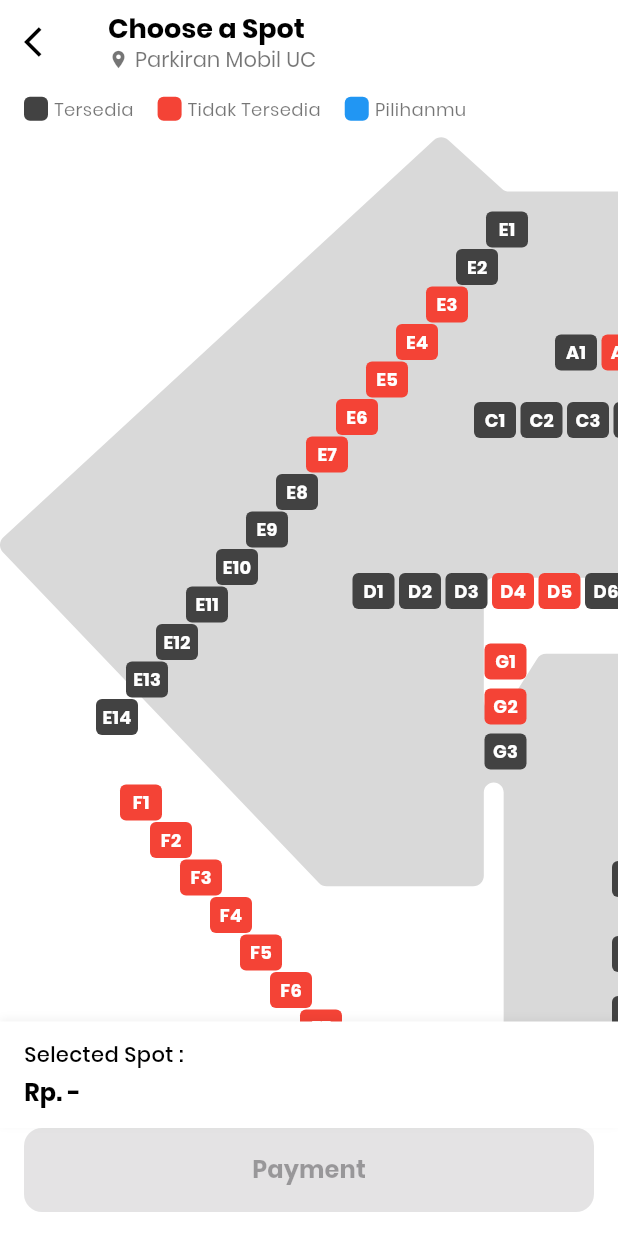
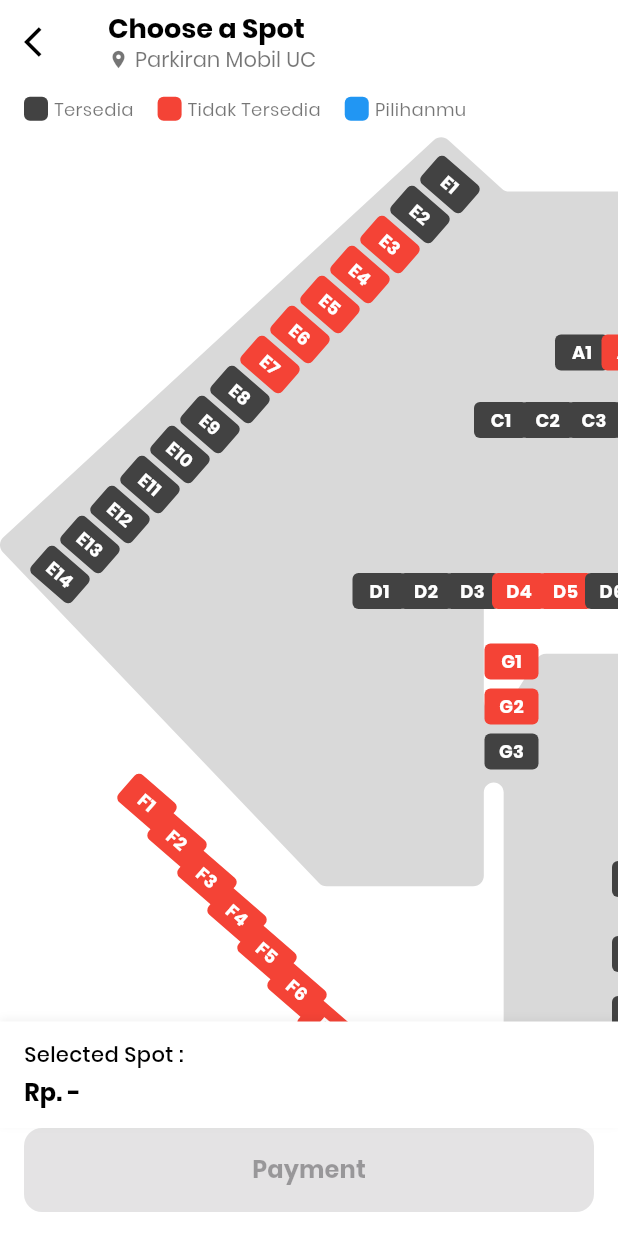
Before and after one commit to Caprizziest/Parkikir, a Flutter app: the bookingparkir screen opened by its route, on a phone screen of 412 x 824 dp. Run offline on Flutter 3.47's test engine with Material 3 defaults, Android fonts, the phone set to English and light mode, and no system bars; our stand-ins replace flutter_riverpod, go_router, image_picker, phosphor_flutter, sentry_flutter.

Commit message:
row E now has better position, fixed back button not working

```diff
--- a/Frontend/frontend/lib/view/bookingparkir_view.dart
+++ b/Frontend/frontend/lib/view/bookingparkir_view.dart
@@ -22,7 +22,7 @@ class _bookingparkirState extends State<bookingparkir> {
       leading: IconButton(
         icon: const Icon(Icons.arrow_back_ios, color: Colors.black),
         onPressed: () {
-          context.pop();
+          context.go('/');
         },
       ),
       title: const Column(
@@ -191,8 +191,12 @@ class InteractiveParkingMap extends StatefulWidget {
   State<InteractiveParkingMap> createState() => _InteractiveParkingMapState();
 }
 
+// E row is roughly how it should but still need fixing
+// row A - D, F - H need fixing
+// row B is out of bounds
+// use 2 or 5 at increment of 20 for both X and Y axis
+// - 20 for X, + 20 for Y
 class _InteractiveParkingMapState extends State<InteractiveParkingMap> {
-  // Updated parking spot positions to match the exact layout
   final Map<String, List<ParkingSpot>> parkingData = {
     // A row spots
     'aRow': [
@@ -249,20 +253,20 @@ class _InteractiveParkingMapState extends State<InteractiveParkingMap> {
 
     // E row spots (left diagonal)
     'eRow': [
-      ParkingSpot('E1', 0, const Offset(324, 52)),
-      ParkingSpot('E2', 0, const Offset(304, 77)),
-      ParkingSpot('E3', 1, const Offset(284, 102)), // Red in image
-      ParkingSpot('E4', 1, const Offset(264, 127)), // Red in image
-      ParkingSpot('E5', 1, const Offset(244, 152)), // Red in image
-      ParkingSpot('E6', 1, const Offset(224, 177)), // Red in image
-      ParkingSpot('E7', 1, const Offset(204, 202)), // Red in image
-      ParkingSpot('E8', 0, const Offset(184, 227)),
-      ParkingSpot('E9', 0, const Offset(164, 252)),
-      ParkingSpot('E10', 0, const Offset(144, 277)),
-      ParkingSpot('E11', 0, const Offset(124, 302)),
-      ParkingSpot('E12', 0, const Offset(104, 327)),
-      ParkingSpot('E13', 0, const Offset(84, 352)),
-      ParkingSpot('E14', 0, const Offset(64, 377)),
+      ParkingSpot('E1', 0, const Offset(282, 22)),
+      ParkingSpot('E2', 0, const Offset(262, 42)),
+      ParkingSpot('E3', 1, const Offset(242, 62)), // Red in image
+      ParkingSpot('E4', 1, const Offset(222, 82)), // Red in image
+      ParkingSpot('E5', 1, const Offset(202, 102)), // Red in image
+      ParkingSpot('E6', 1, const Offset(182, 122)), // Red in image
+      ParkingSpot('E7', 1, const Offset(162, 142)), // Red in image
+      ParkingSpot('E8', 0, const Offset(142, 162)),
+      ParkingSpot('E9', 0, const Offset(122, 182)),
+      ParkingSpot('E10', 0, const Offset(102, 202)),
+      ParkingSpot('E11', 0, const Offset(82, 222)),
+      ParkingSpot('E12', 0, const Offset(62, 242)),
+      ParkingSpot('E13', 0, const Offset(42, 262)),
+      ParkingSpot('E14', 0, const Offset(22, 282)),
     ],
 
     // F row spots (left diagonal bottom)
@@ -344,6 +348,9 @@ class _InteractiveParkingMapState extends State<InteractiveParkingMap> {
                 return Positioned(
                   left: spot.position.dx,
                   top: spot.position.dy,
+                  child: Transform.rotate(
+                    angle: (entry.key == 'eRow' || entry.key == 'fRow') ? 0.715584 : 0,
+                    alignment: Alignment.center,
                     child: GestureDetector(
                       onTap: () {
                         if (spot.status == 0 || isSelected) {
@@ -351,7 +358,7 @@ class _InteractiveParkingMapState extends State<InteractiveParkingMap> {
                         }
                       },
                     child: Container(
-                      width: 28,
+                      width: 36,
                       height: 24,
                       decoration: BoxDecoration(
                         color: spotColor,
@@ -369,6 +376,7 @@ class _InteractiveParkingMapState extends State<InteractiveParkingMap> {
                       ),
                     ),
                   ),
+                )
                 );
               });
             }).toList(),
```
Lines whose indentation alone changed are shown as unchanged.
